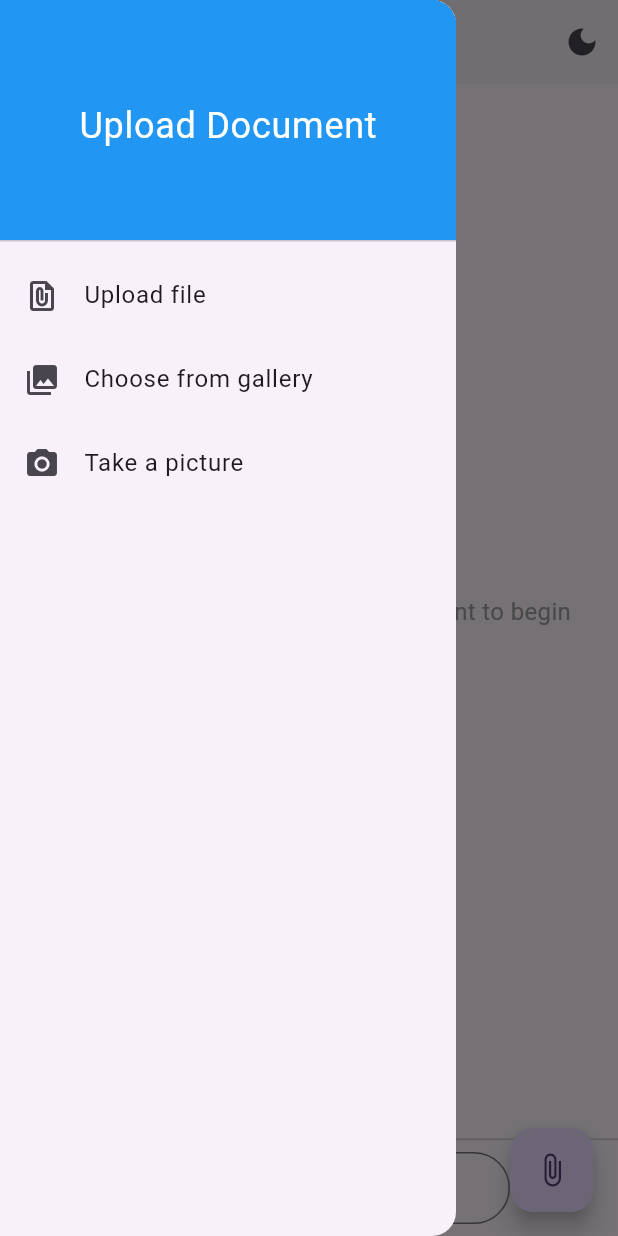
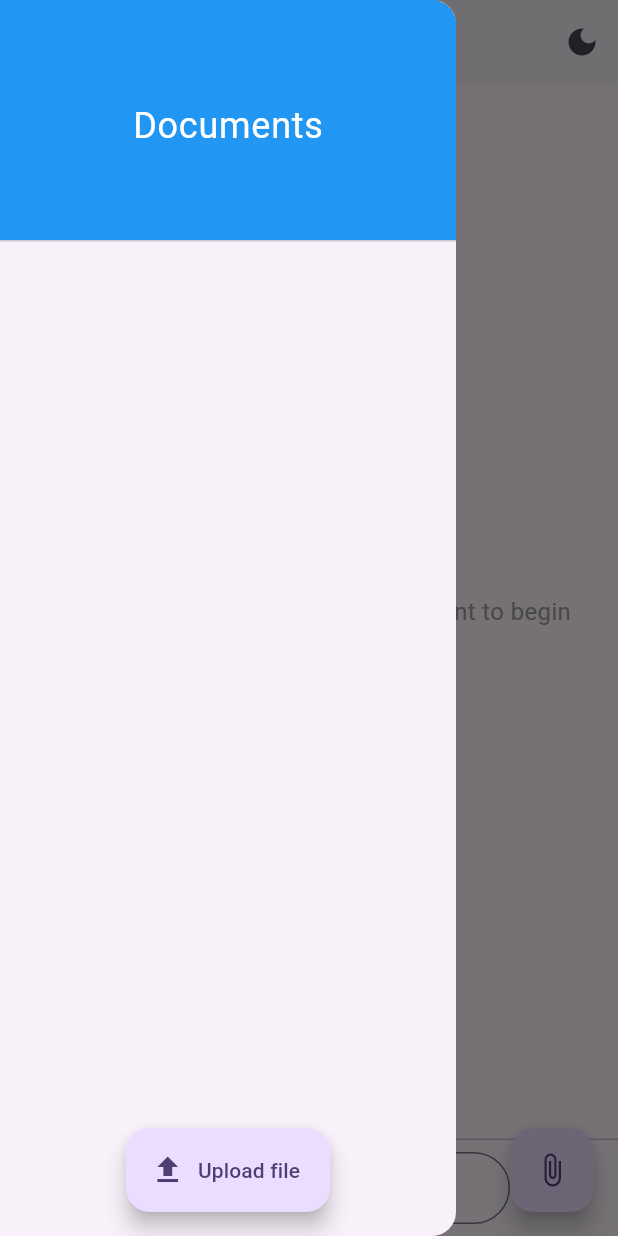
Before and after one commit to nnethercott/genai-mobile, a Flutter app: the screen it shows after launch, in the side drawer, after a tap on "Upload file", on a phone screen of 412 x 824 dp. Run offline on Flutter 3.47's test engine with Material 3 defaults, Android fonts, the phone set to English and light mode, and no system bars; our stand-ins replace file_picker, flutter_bloc, hive_ce, image_picker; missing offline and left inert: fllama, syncfusion_flutter_pdf; accounts and stored records are empty.

Commit message:
add suppress button but not work

```diff
--- a/lib/ui/documents/drawer.dart
+++ b/lib/ui/documents/drawer.dart
@@ -1,17 +1,27 @@
-import 'dart:io';
+import 'package:flutter/material.dart';
+import 'package:genai_mobile/models/document.dart';
 
-import 'package:file_picker/file_picker.dart';
-import 'package:flutter/material.dart';
-import 'package:flutter/widgets.dart';
-import 'package:genai_mobile/models/document.dart';
-import 'package:image_picker/image_picker.dart';
+class SectionHeader extends StatelessWidget {
+  final String title;
+
+  const SectionHeader({super.key, required this.title});
+
+  @override
+  Widget build(BuildContext context) {
+    return Padding(
+      padding: const EdgeInsets.all(16.0),
+      child: Text(title, style: Theme.of(context).textTheme.titleMedium),
+    );
+  }
+}
 
 class DocumentsDrawer extends StatelessWidget {
   final List<Document> documents;
   final Future<void> Function() onPickFile;
   final Future<void> Function() onTakePicture;
   final Future<void> Function() onPickImage;
-  final Function(File) onDocumentSelected;
+  final Function(Document) onDocumentSelected;
+  final Function(Document) onDocumentDelete;
 
   const DocumentsDrawer({
     super.key,
@@ -20,6 +30,7 @@ class DocumentsDrawer extends StatelessWidget {
     required this.onTakePicture,
     required this.onPickImage,
     required this.onDocumentSelected,
+    required this.onDocumentDelete,
   });
 
   @override
@@ -33,7 +44,7 @@ class DocumentsDrawer extends StatelessWidget {
             ),
             child: const Center(
               child: Text(
-                'Upload Document',
+                'Documents',
                 style: TextStyle(
                   color: Colors.white,
                   fontSize: 24,
@@ -45,27 +56,45 @@ class DocumentsDrawer extends StatelessWidget {
             child: ListView(
               padding: EdgeInsets.zero,
               children: [
-                ListTile(
-                  leading: const Icon(Icons.file_present),
-                  title: const Text('Upload file'),
-                  onTap: onPickFile,
-                ),
-                ListTile(
-                  leading: const Icon(Icons.photo_library),
-                  title: const Text('Choose from gallery'),
-                  onTap: onPickImage,
-                ),
-                ListTile(
-                  leading: const Icon(Icons.camera_alt),
-                  title: const Text('Take a picture'),
-                  onTap: onTakePicture,
-                ),
                 ...documents.map((document) => ListTile(
                       leading: const Icon(Icons.file_present),
                       title: Text(document.title),
-                      onTap: () => onDocumentSelected(File(document.contentPath ?? '')),
+                      trailing: IconButton(
+                        icon: const Icon(Icons.delete, color: Colors.red),
+                        onPressed: () {
+                          showDialog(
+                            context: context,
+                            builder: (context) => AlertDialog(
+                              title: const Text('Delete Document'),
+                              content: Text('Are you sure you want to delete "${document.title}"?'),
+                              actions: [
+                                TextButton(
+                                  onPressed: () => Navigator.pop(context),
+                                  child: const Text('Cancel'),
+                                ),
+                                TextButton(
+                                  onPressed: () {
+                                    Navigator.pop(context);
+                                    onDocumentDelete(document);
+                                  },
+                                  child: const Text('Delete', style: TextStyle(color: Colors.red)),
+                                ),
+                              ],
+                            ),
+                          );
+                        },
+                      ),
+                      onTap: () => onDocumentSelected(document),
                     )),
               ],
+            ),
+          ),
+          Padding(
+            padding: const EdgeInsets.all(16.0),
+            child: FloatingActionButton.extended(
+              onPressed: onPickFile,
+              label: const Text('Upload file'),
+              icon: const Icon(Icons.file_upload),
             ),
           ),
         ],
--- a/lib/ui/home/home_page.dart
+++ b/lib/ui/home/home_page.dart
@@ -76,16 +76,28 @@ class _HomePageState extends State<HomePage> {
               documents: state.documents,
               onDocumentSelected: (document) {
                 setState(() {
-                  _messages.insert(0, ChatMessage(text: "Selected: ${document.path}", isUserMessage: true, file: File(document.path)));
+                  _messages.insert(0, ChatMessage(text: "Selected: ${document.title}", isUserMessage: true, file: File(document.contentPath ?? '')));
                 });
                 Navigator.pop(context);
               },
+              onDocumentDelete: (document) {
+                context.read<DocumentsCubit>().deleteDocument(document);
+              },
               onPickFile: () async {
                 try {
-                  FilePickerResult? result = await FilePicker.platform.pickFiles();
+                  FilePickerResult? result = await FilePicker.platform.pickFiles(
+                    type: FileType.custom,
+                    allowedExtensions: ['pdf'],
+                  );
                   if (result != null) {
                     final path = result.files.single.path!;
-                    context.read<DocumentsCubit>().addDocument(path);
+                    if (path.toLowerCase().endsWith('.pdf')) {
+                      context.read<DocumentsCubit>().addDocument(path);
+                    } else {
+                      ScaffoldMessenger.of(context).showSnackBar(
+                        const SnackBar(content: Text('Please select a PDF file')),
+                      );
+                    }
                   }
                 } catch (e) {
                   print('Error picking file: $e');
```
